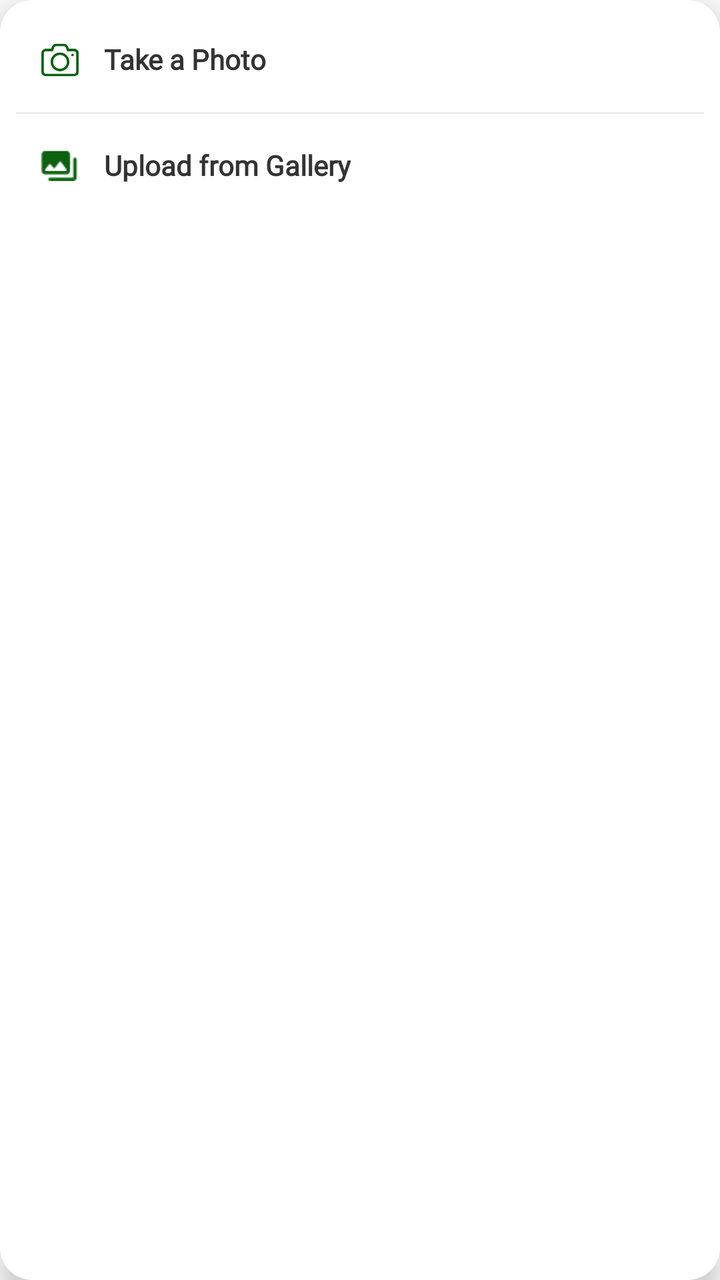
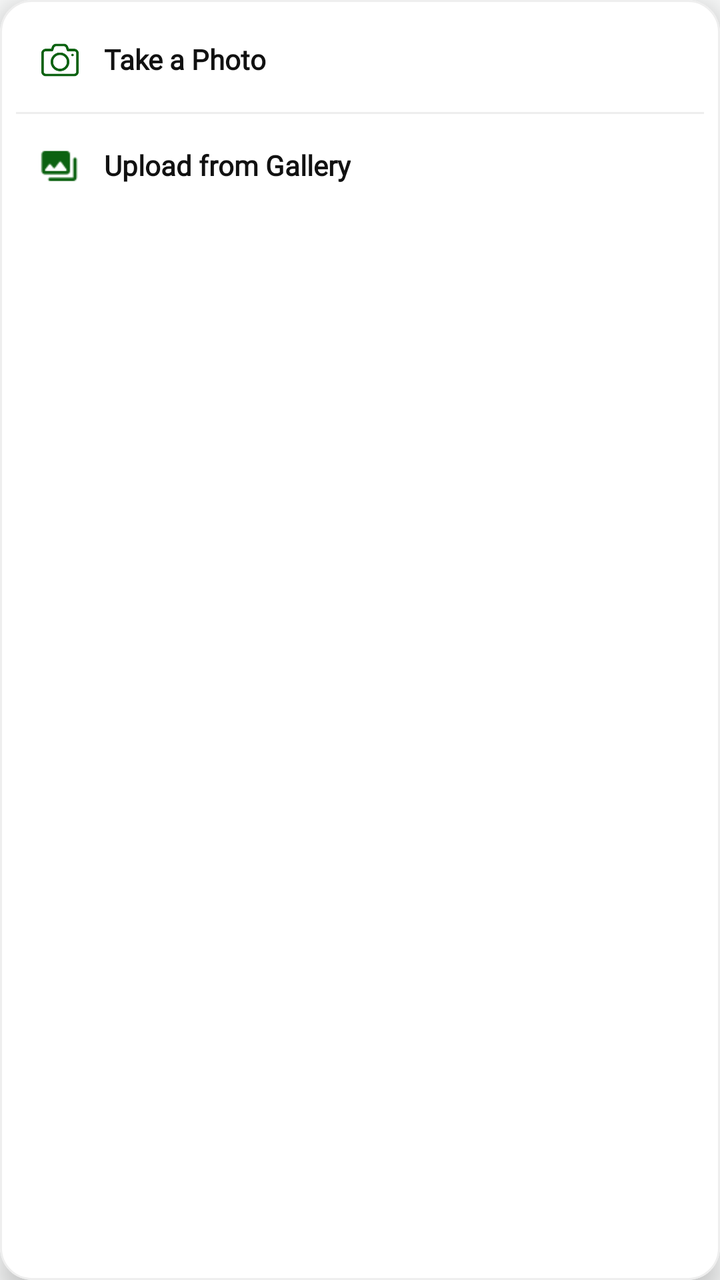

Before-and-after screenshots of an Android layout around one commit, followed by the original layout XML and the change that was made.
<!-- AndroidManifest.xml: application theme Theme.SmartGrow -->
<!-- res/layout/layout_attach_dropdown.xml -->
<?xml version="1.0" encoding="utf-8"?>
<com.google.android.material.card.MaterialCardView
    xmlns:android="http://schemas.android.com/apk/res/android"
    xmlns:app="http://schemas.android.com/apk/res-auto"
    android:layout_width="220dp"
    android:layout_height="wrap_content"
    app:cardCornerRadius="16dp"
    app:cardElevation="8dp"
    app:cardBackgroundColor="#FFFFFF"
    app:strokeWidth="0dp">

    <LinearLayout
        android:layout_width="match_parent"
        android:layout_height="wrap_content"
        android:orientation="vertical"
        android:padding="8dp">

        <LinearLayout
            android:id="@+id/item_dropdown_take_photo"
            android:layout_width="match_parent"
            android:layout_height="wrap_content"
            android:orientation="horizontal"
            android:padding="12dp"
            android:background="?attr/selectableItemBackground"
            android:clickable="true"
            android:focusable="true">

            <ImageView
                android:layout_width="20dp"
                android:layout_height="20dp"
                android:src="@drawable/ic_camera"
                app:tint="#0C6211"
                android:layout_marginEnd="12dp"/>

            <TextView
                android:layout_width="wrap_content"
                android:layout_height="wrap_content"
                android:text="Take a Photo"
                android:textColor="#333333"
                android:textSize="14sp"
                android:fontFamily="@font/poppins"
                android:textStyle="bold"/>
        </LinearLayout>

        <View
            android:layout_width="match_parent"
            android:layout_height="1dp"
            android:background="#EEEEEE"
            android:layout_marginVertical="4dp"/>

        <LinearLayout
            android:id="@+id/item_dropdown_upload_gallery"
            android:layout_width="match_parent"
            android:layout_height="wrap_content"
            android:orientation="horizontal"
            android:padding="12dp"
            android:background="?attr/selectableItemBackground"
            android:clickable="true"
            android:focusable="true">

            <ImageView
                android:layout_width="20dp"
                android:layout_height="20dp"
                android:src="@drawable/ic_photo"
                app:tint="#0C6211"
                android:layout_marginEnd="12dp"/>

            <TextView
                android:layout_width="wrap_content"
                android:layout_height="wrap_content"
                android:text="Upload from Gallery"
                android:textColor="#333333"
                android:textSize="14sp"
                android:fontFamily="@font/poppins"
                android:textStyle="bold"/>
        </LinearLayout>

    </LinearLayout>
</com.google.android.material.card.MaterialCardView>
<!-- resources referenced by this layout -->
<resources>
  <!-- drawable ic_camera: png bitmap (drawable, 2537 bytes) -->
  <!-- drawable ic_photo: png bitmap (drawable, 361 bytes) -->
  <style name="Theme.SmartGrow" parent="Base.Theme.SmartGrow" />
  <style name="Base.Theme.SmartGrow" parent="Theme.Material3.DayNight.NoActionBar">
          <item name="android:windowBackground">@android:color/white</item>
          <item name="android:windowDisablePreview">true</item>
  
          
          <item name="android:statusBarColor">#FFFFFF</item>
          <item name="android:windowLightStatusBar">true</item>
  
          
          <item name="android:navigationBarColor">#FFFFFF</item>
          <item name="android:windowLightNavigationBar" tools:targetApi="o">true</item>
  
          <item name="android:windowDrawsSystemBarBackgrounds">true</item>
          <item name="android:windowTranslucentStatus">false</item>
          <item name="android:windowTranslucentNavigation">false</item>
      </style>
</resources>

<!-- the commit's change to res/layout/layout_attach_dropdown.xml (unified diff, before → after) -->
@@ -6,8 +6,9 @@
     android:layout_height="wrap_content"
     app:cardCornerRadius="16dp"
     app:cardElevation="8dp"
-    app:cardBackgroundColor="#FFFFFF"
-    app:strokeWidth="0dp">
+    app:cardBackgroundColor="@color/card_background"
+    app:strokeWidth="1dp"
+    app:strokeColor="@color/divider">
 
     <LinearLayout
         android:layout_width="match_parent"
@@ -29,14 +30,14 @@
                 android:layout_width="20dp"
                 android:layout_height="20dp"
                 android:src="@drawable/ic_camera"
-                app:tint="#0C6211"
+                app:tint="@color/primary_green"
                 android:layout_marginEnd="12dp"/>
 
             <TextView
                 android:layout_width="wrap_content"
                 android:layout_height="wrap_content"
                 android:text="Take a Photo"
-                android:textColor="#333333"
+                android:textColor="@color/text_primary"
                 android:textSize="14sp"
                 android:fontFamily="@font/poppins"
                 android:textStyle="bold"/>
@@ -45,7 +46,7 @@
         <View
             android:layout_width="match_parent"
             android:layout_height="1dp"
-            android:background="#EEEEEE"
+            android:background="@color/divider"
             android:layout_marginVertical="4dp"/>
 
         <LinearLayout
@@ -62,14 +63,14 @@
                 android:layout_width="20dp"
                 android:layout_height="20dp"
                 android:src="@drawable/ic_photo"
-                app:tint="#0C6211"
+                app:tint="@color/primary_green"
                 android:layout_marginEnd="12dp"/>
 
             <TextView
                 android:layout_width="wrap_content"
                 android:layout_height="wrap_content"
                 android:text="Upload from Gallery"
-                android:textColor="#333333"
+                android:textColor="@color/text_primary"
                 android:textSize="14sp"
                 android:fontFamily="@font/poppins"
                 android:textStyle="bold"/>
<!-- resource entries referenced after the edit -->
@@ -1,23 +1,28 @@
 <!-- resources referenced by this layout -->
 <resources>
+  <color name="card_background">#FFFFFF</color>
+  <color name="divider">#EEEEEE</color>
+  <color name="primary_green">#0C6211</color>
+  <color name="text_primary">#111111</color>
   <!-- drawable ic_camera: png bitmap (drawable, 2537 bytes) -->
   <!-- drawable ic_photo: png bitmap (drawable, 361 bytes) -->
   <style name="Theme.SmartGrow" parent="Base.Theme.SmartGrow" />
   <style name="Base.Theme.SmartGrow" parent="Theme.Material3.DayNight.NoActionBar">
-          <item name="android:windowBackground">@android:color/white</item>
+          <item name="android:windowBackground">@color/background</item>
           <item name="android:windowDisablePreview">true</item>
   
           
-          <item name="android:statusBarColor">#FFFFFF</item>
+          <item name="android:statusBarColor">@color/background</item>
           <item name="android:windowLightStatusBar">true</item>
   
           
-          <item name="android:navigationBarColor">#FFFFFF</item>
+          <item name="android:navigationBarColor">@color/background</item>
           <item name="android:windowLightNavigationBar" tools:targetApi="o">true</item>
   
           <item name="android:windowDrawsSystemBarBackgrounds">true</item>
           <item name="android:windowTranslucentStatus">false</item>
           <item name="android:windowTranslucentNavigation">false</item>
       </style>
+  <color name="background">#F9FAFA</color>
 </resources>
 
